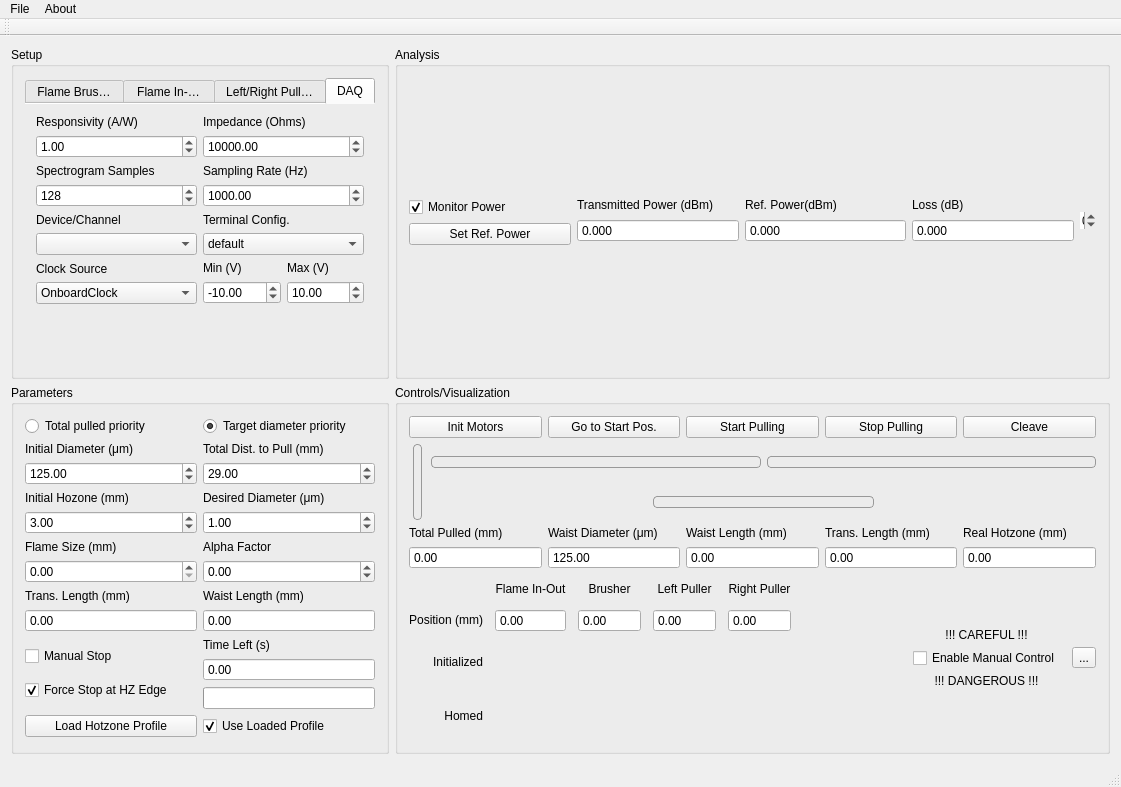
First picture: the form in TaperPulling/resources/mainwindow.ui, repository pfjarschel/TaperPullingPro, before the edit.
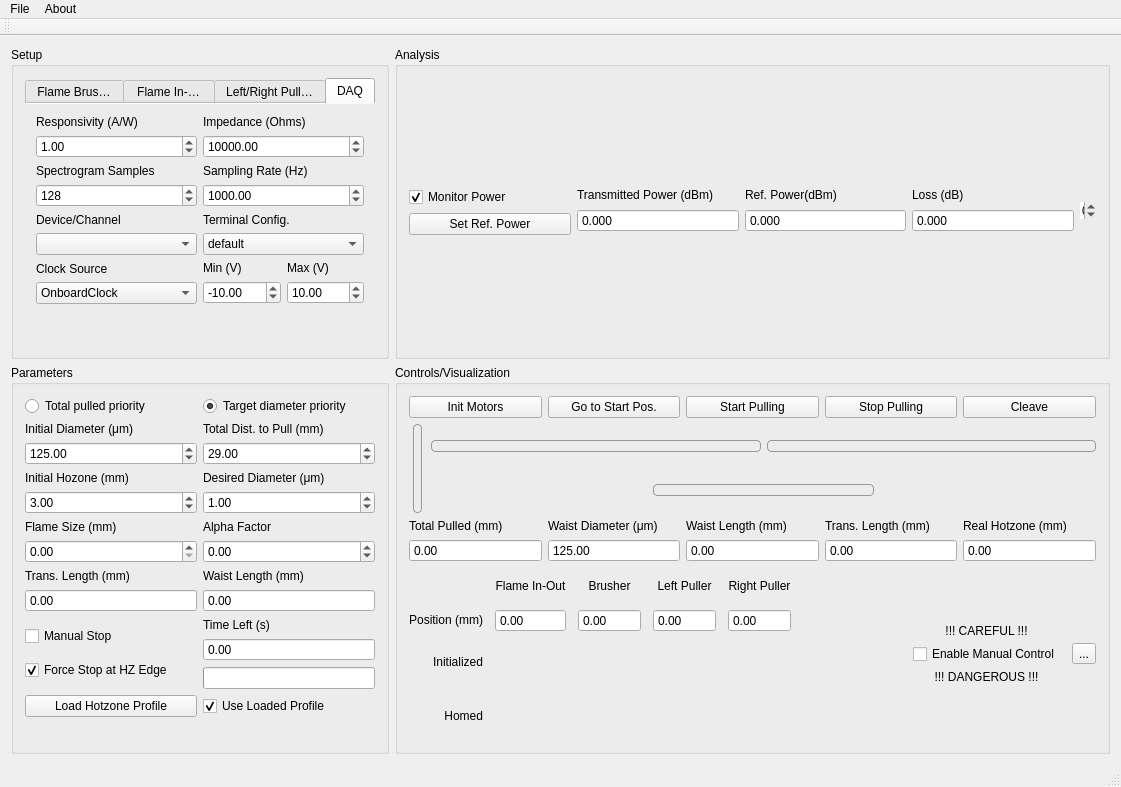
Second picture: the form after the edit. Icons and pictures are not drawn.

Commit message: Add UI functions placeholders and connections

```diff
--- a/TaperPulling/resources/mainwindow.ui
+++ b/TaperPulling/resources/mainwindow.ui
@@ -2527,19 +2527,6 @@
          </widget>
         </widget>
        </item>
-       <item row="2" column="0">
-        <spacer name="verticalSpacer">
-         <property name="orientation">
-          <enum>Qt::Vertical</enum>
-         </property>
-         <property name="sizeHint" stdset="0">
-          <size>
-           <width>20</width>
-           <height>40</height>
-          </size>
-         </property>
-        </spacer>
-       </item>
       </layout>
      </widget>
     </item>
```
Left out of the diff: 30 changed lines with no effect on the pictures. The commit also changes 1 other file.
